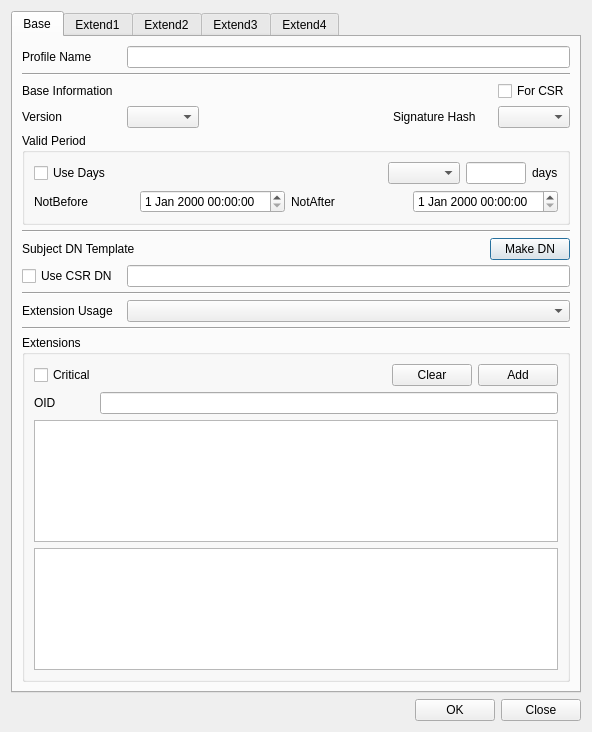
jykim74/CertMan, file CertMan/make_cert_profile_dlg.ui: the form before one commit.
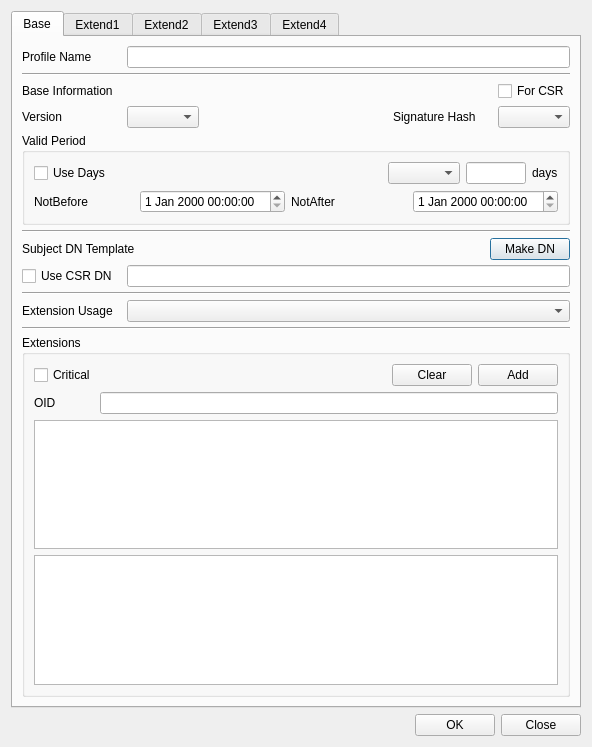
The form after the commit. The open tabs and pages were chosen to show the change.

```diff
--- a/CertMan/make_cert_profile_dlg.ui
+++ b/CertMan/make_cert_profile_dlg.ui
@@ -7,7 +7,7 @@
     <x>0</x>
     <y>0</y>
     <width>592</width>
-    <height>732</height>
+    <height>747</height>
    </rect>
   </property>
   <property name="windowTitle">
```
Left out of the diff: 2 changed lines with no effect on the pictures.
